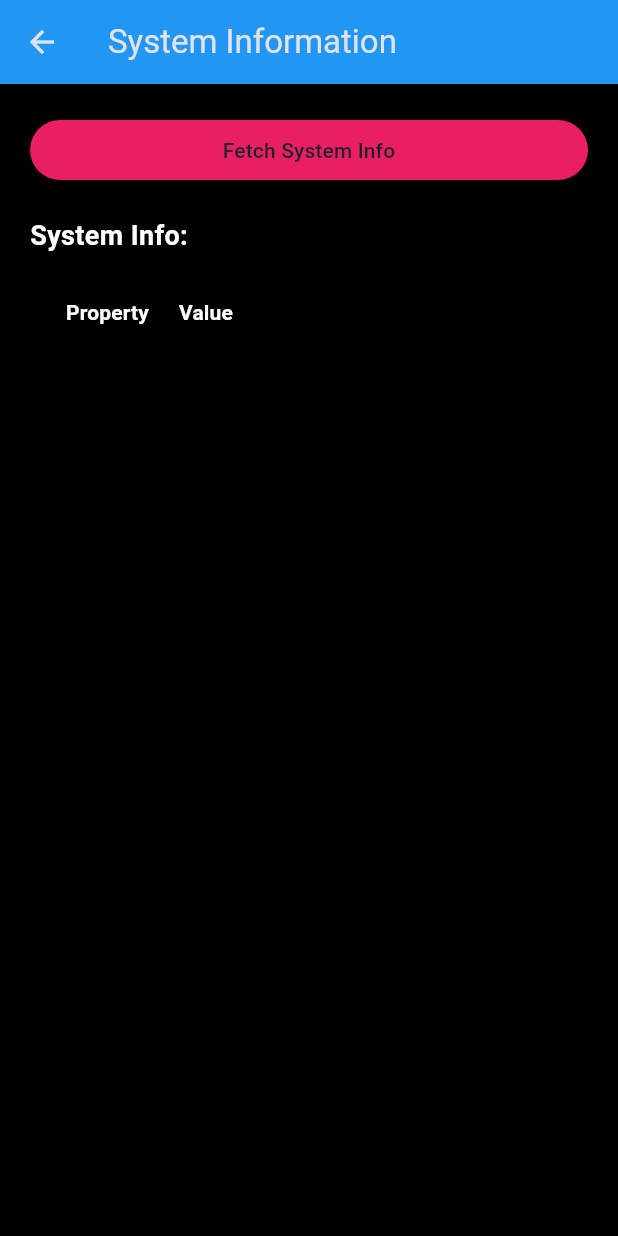
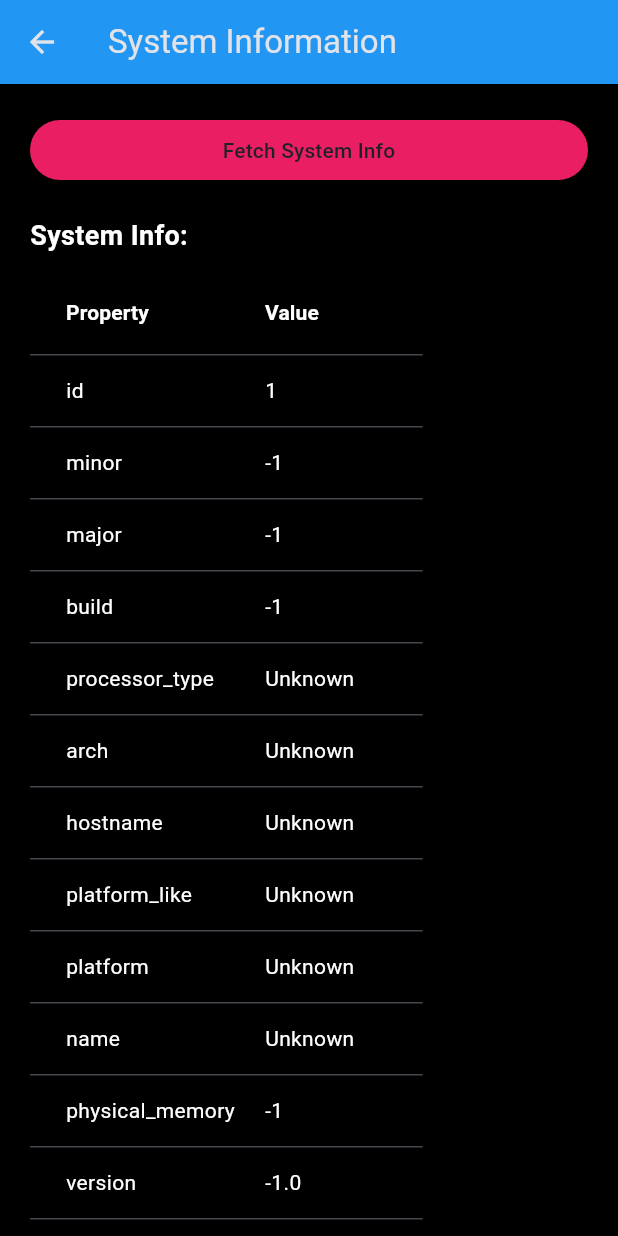
Before and after one commit to m-mcardle/HoovHealth, a Flutter app: the System screen opened by its route, after a tap on "Fetch System Info", on a phone screen of 412 x 824 dp. Run offline on Flutter 3.47's test engine with Material 3 defaults, Android fonts, the phone set to English and light mode, and no system bars; our stand-ins replace device_info_plus, sqflite, syncfusion_flutter_charts, syncfusion_flutter_gauges; missing offline and left inert: network_info_plus, system_info2; accounts and stored records are empty.

Commit message:
Add Database Module and Include it in State

```diff
--- a/hoov_health/lib/backend/bluetooth.dart
+++ b/hoov_health/lib/backend/bluetooth.dart
@@ -3,7 +3,7 @@ import 'package:flutter/services.dart' show rootBundle;
 import 'package:path_provider/path_provider.dart';
 import 'dart:convert';
 
-import 'load_data.dart';
+import 'state.dart';
 import 'tips.dart';
 
 class BluetoothDevice {
--- /dev/null
+++ b/hoov_health/lib/backend/db/db.dart
@@ -0,0 +1,127 @@
+import 'package:sqflite/sqflite.dart';
+import 'migrations/v2.dart';
+
+class DatabaseHelper {
+  static Database? _db;
+
+  DatabaseHelper._privateConstructor();
+
+  static final DatabaseHelper instance = DatabaseHelper._privateConstructor();
+
+  Future<Database> get database async {
+    if (_db != null) return _db!;
+    // Lazily instantiate the db the first time it is accessed.
+    _db = await _initDatabase();
+    return _db!;
+  }
+
+  Future<Database> _initDatabase() async {
+    return await openDatabase('hoov_health.db', version: 2, onCreate: _onCreate, onUpgrade: _onUpgrade);
+  }
+
+  Future _onUpgrade(Database db, int oldVersion, int newVersion) async {
+    // Run migration according to the oldVersion and newVersion
+    if (oldVersion == 1 && newVersion == 2) {
+      MigrationV2().up(db);
+    }
+  }
+
+  Future _onCreate(Database db, int version) async {
+    await db.execute('''
+      CREATE TABLE NetworkScan (
+        id INTEGER PRIMARY KEY,
+        channel_band INT,
+        channel_width INT,
+        channel INT,
+        security TEXT,
+        transmit_rate REAL,
+        noise_level INT,
+        rssi INT,
+        timestamp INTEGER
+      )
+    ''');
+
+    await db.execute('''
+      CREATE TABLE SystemScan (
+        id INTEGER PRIMARY KEY,
+        minor INT,
+        major INT,
+        build INT,
+        processor_type TEXT,
+        arch TEXT,
+        hostname TEXT,
+        platform_like TEXT,
+        platform TEXT,
+        name TEXT,
+        physical_memory INT,
+        version REAL,
+        uptime REAL,
+        timestamp INTEGER
+      )
+    ''');
+  }
+
+  Future insertNetworkScan({
+    required int channel_band,
+    required int channel_width,
+    required int channel,
+    required String security,
+    required double transmit_rate,
+    required int noise_level,
+    required int rssi,
+  }) async {
+    final db = await database;
+    int currentTimestamp = DateTime.now().millisecondsSinceEpoch ~/ 1000; // Unix timestamp in seconds
+    await db.transaction((txn) async {
+      int id = await txn.rawInsert(
+        'INSERT INTO NetworkScan(channel_band, channel_width, channel, security, transmit_rate, noise_level, rssi, timestamp) VALUES(?, ?, ?, ?, ?, ?, ?, ?)',
+        [channel_band, channel_width, channel, security, transmit_rate, noise_level, rssi, currentTimestamp],
+      );
+      print('inserted: $id');
+    });
+  }
+
+  Future<Map<String, dynamic>> getLatestNetworkScan() async {
+    final db = await database;
+    // check if a record exists
+    if ((await db.rawQuery('SELECT COUNT(*) FROM NetworkScan'))[0]['COUNT(*)'] == 0) {
+      return {};
+    }
+    return (await db.rawQuery('SELECT * FROM NetworkScan ORDER BY timestamp DESC LIMIT 1'))[0];
+  }
+
+  Future insertSystemScan({
+    required int minor,
+    required int major,
+    required int build,
+    required String processor_type,
+    required String arch,
+    required String hostname,
+    required String platform_like,
+    required String platform,
+    required String name,
+    required int physical_memory,
+    required double version,
+    required double uptime,
+  }) async {
+    final db = await database;
+    int currentTimestamp = DateTime.now().millisecondsSinceEpoch ~/ 1000; // Unix timestamp in seconds
+    await db.transaction((txn) async {
+      int id = await txn.rawInsert(
+        'INSERT INTO SystemScan(minor, major, build, processor_type, arch, hostname, platform_like, platform, name, physical_memory, version, uptime, timestamp) VALUES(?, ?, ?, ?, ?, ?, ?, ?, ?, ?, ?, ?, ?)',
+        [minor, major, build, processor_type, arch, hostname, platform_like, platform, name, physical_memory, version, uptime, currentTimestamp],
+      );
+      print('inserted: $id');
+    });
+  }
+
+  Future<Map<String, dynamic>> getLatestSystemScan() async {
+    final db = await database;
+    // check if a record exists
+    if ((await db.rawQuery('SELECT COUNT(*) FROM SystemScan'))[0]['COUNT(*)'] == 0) {
+      return {};
+    }
+
+    return (await db.rawQuery('SELECT * FROM SystemScan ORDER BY timestamp DESC LIMIT 1'))[0];
+  }
+}
--- /dev/null
+++ b/hoov_health/lib/backend/db/migrations/v2.dart
@@ -0,0 +1,30 @@
+import 'package:sqflite/sqflite.dart';
+
+class MigrationV2 {
+  void up(Database db) async {
+    await db.execute('''
+      CREATE TABLE SystemScan (
+        id INTEGER PRIMARY KEY,
+        minor INT,
+        major INT,
+        build INT,
+        processor_type TEXT,
+        arch TEXT,
+        hostname TEXT,
+        platform_like TEXT,
+        platform TEXT,
+        name TEXT,
+        physical_memory INT,
+        version REAL,
+        uptime REAL,
+        timestamp INTEGER
+      )
+    ''');
+  }
+
+  void down(Database db) async {
+    await db.execute('''
+      DROP TABLE SystemScan
+    ''');
+  }
+}
--- a/hoov_health/lib/backend/load_data.dart
+++ b/hoov_health/lib/backend/state.dart
@@ -6,8 +6,10 @@ import 'package:hoov_health/backend/os.dart';
 import 'package:path_provider/path_provider.dart';
 
 import 'bluetooth.dart';
+import 'db/db.dart';
 
-class MetricsModel extends ChangeNotifier {
+class StateModel extends ChangeNotifier {
+  DatabaseHelper databaseHelper = DatabaseHelper.instance;
   BluetoothData? bluetoothData;
   OperatingSystemData? osVersion;
 
@@ -84,7 +86,7 @@ class MetricsModel extends ChangeNotifier {
   //   _saveMetricAsset(json.encode(toJson()), filename);
   // }
 
-  MetricsModel({
+  StateModel({
     required this.bluetoothData,
   });
 
@@ -100,7 +102,7 @@ class MetricsModel extends ChangeNotifier {
     };
   }
 
-  MetricsModel.fromJson(Map<String, dynamic> json) {
+  StateModel.fromJson(Map<String, dynamic> json) {
     var metricsList = (json['metrics'] as List).map<Metric>((metric) => Metric(
       type: metric['type'],
       title: metric['title'],
--- a/hoov_health/lib/backend/tips.dart
+++ b/hoov_health/lib/backend/tips.dart
@@ -1,4 +1,4 @@
-import 'load_data.dart';
+import 'state.dart';
 
 enum Severity {
   Low,
--- a/hoov_health/lib/main.dart
+++ b/hoov_health/lib/main.dart
@@ -2,14 +2,13 @@ import 'package:flutter/material.dart';
 import 'package:hoov_health/pages/bluetooth_page.dart';
 import 'package:provider/provider.dart';
 
-import 'dashboard_sidebar.dart';
 import 'pages/dashboard.dart';
 import 'pages/network.dart';
 import 'pages/applications.dart';
 import 'pages/system.dart';
 
 import 'backend/bluetooth.dart';
-import 'backend/load_data.dart';
+import 'backend/state.dart';
 
 void main() async {
   WidgetsFlutterBinding.ensureInitialized(); // Ensure the binding is initialized
@@ -18,7 +17,7 @@ void main() async {
 
   runApp(
     ChangeNotifierProvider(
-      create: (context) => MetricsModel(bluetoothData: bluetoothData),
+      create: (context) => StateModel(bluetoothData: bluetoothData),
       child: MyApp(),
     ),
   );
--- a/hoov_health/lib/pages/system.dart
+++ b/hoov_health/lib/pages/system.dart
@@ -1,5 +1,7 @@
 import 'package:flutter/material.dart';
 import 'package:flutter/services.dart';
+import 'package:hoov_health/backend/state.dart';
+import 'package:provider/provider.dart';
 
 class System extends StatefulWidget {
   const System({Key? key}) : super(key: key);
@@ -13,17 +15,6 @@ class _SystemState extends State<System> {
 
   Map<String, dynamic> systemInfo = {};
 
-  Future<void> fetchSystemInfo() async {
-    try {
-      final result = await platform.invokeMethod<Map<dynamic, dynamic>>('getSystemInfo');
-      setState(() {
-        systemInfo = result?.cast<String, dynamic>() ?? {};
-      });
-    } on PlatformException catch (e) {
-      print("Failed to get System info: '${e.message}'.");
-    }
-  }
-
   @override
   Widget build(BuildContext context) {
     return Scaffold(
@@ -31,7 +22,51 @@ class _SystemState extends State<System> {
         title: const Text('System Information'),
         backgroundColor: Colors.blue,
       ),
-      body: Container(
+      body: Consumer<StateModel>(
+        builder: (context, stateModel, child) {
+          var db = stateModel.databaseHelper;
+
+
+          Future<void> fetchSystemInfo() async {
+            try {
+              final result = await platform.invokeMethod<Map<dynamic, dynamic>>('getSystemInfo');
+              final val = result?.cast<String, dynamic>() ?? {};
+
+              await db.insertSystemScan(
+                minor: val['Minor'] ?? -1,
+                major: val['Major'] ?? -1,
+                build: val['Build'] ?? -1,
+                processor_type: val['Processor_Type'] ?? 'Unknown',
+                arch: val['Arch'] ?? 'Unknown',
+                hostname: val['Hostname'] ?? 'Unknown',
+                platform_like: val['Platform_Like'] ?? 'Unknown',
+                platform: val['Platform'] ?? 'Unknown',
+                name: val['Name'] ?? 'Unknown',
+                physical_memory: val['Physical_Memory'] ?? -1,
+                version: val['Version'] ?? -1.0,
+                uptime: val['Uptime'] ?? -1.0,
+              );
+
+              setState(() {
+                systemInfo = val;
+              });
+            } on PlatformException catch (e) {
+              print("Failed to get System info: '${e.message}'.");
+            }
+          }
+
+          Future<void> fetchLatestSystemScan() async {
+            final result = await db.getLatestSystemScan();
+            setState(() {
+              systemInfo = result;
+            });
+          }
+
+          if (systemInfo.isEmpty) {
+            fetchLatestSystemScan();
+          }
+
+          return Container(
               color: Colors.black,
               padding: EdgeInsets.all(20.0),
               child: Column(
@@ -70,6 +105,8 @@ class _SystemState extends State<System> {
                   ),
                 ],
               ),
+            );
+        },
       ),
     );
   }
```
Also changed, not shown: hoov_health/lib/pages/bluetooth_page.dart (+4 -4 lines), hoov_health/lib/pages/dashboard.dart (+4 -4 lines), hoov_health/lib/pages/network.dart (+36 -38 lines). Lines whose indentation alone changed are shown as unchanged.
